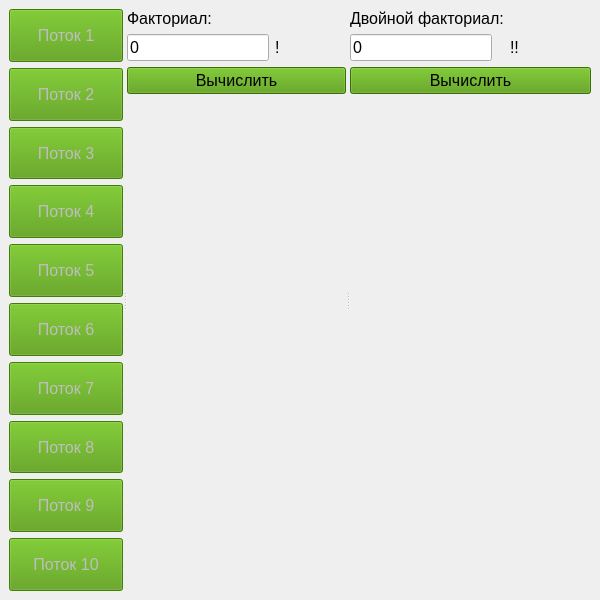
The window that forms/main_window.ui (agaltsevstas/factorial) describes before a commit, drawn with Qt 5.
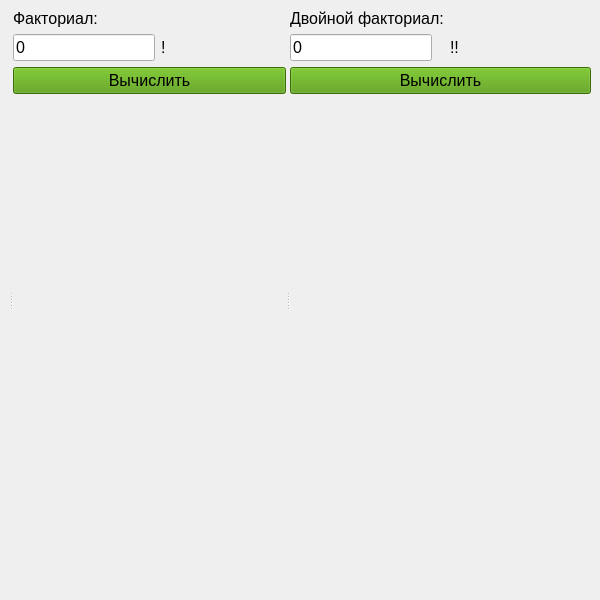
The same window after the commit.

```diff
--- a/forms/main_window.ui
+++ b/forms/main_window.ui
@@ -27,298 +27,7 @@
        <enum>Qt::Horizontal</enum>
       </property>
       <widget class="QWidget" name="verticalLayoutWidget">
-       <layout class="QVBoxLayout" name="verticalLayout">
-        <item>
-         <widget class="QPushButton" name="thread_button_1">
-          <property name="enabled">
-           <bool>false</bool>
-          </property>
-          <property name="sizePolicy">
-           <sizepolicy hsizetype="Preferred" vsizetype="Preferred">
-            <horstretch>0</horstretch>
-            <verstretch>0</verstretch>
-           </sizepolicy>
-          </property>
-          <property name="font">
-           <font>
-            <pointsize>12</pointsize>
-           </font>
-          </property>
-          <property name="cursor">
-           <cursorShape>PointingHandCursor</cursorShape>
-          </property>
-          <property name="styleSheet">
-           <string notr="true"> QPushButton {
-     background-color: #4e9a06
- }</string>
-          </property>
-          <property name="text">
-           <string>Поток 1</string>
-          </property>
-         </widget>
-        </item>
-        <item>
-         <widget class="QPushButton" name="thread_button_2">
-          <property name="enabled">
-           <bool>false</bool>
-          </property>
-          <property name="sizePolicy">
-           <sizepolicy hsizetype="Preferred" vsizetype="Preferred">
-            <horstretch>0</horstretch>
-            <verstretch>0</verstretch>
-           </sizepolicy>
-          </property>
-          <property name="font">
-           <font>
-            <pointsize>12</pointsize>
-           </font>
-          </property>
-          <property name="cursor">
-           <cursorShape>PointingHandCursor</cursorShape>
-          </property>
-          <property name="styleSheet">
-           <string notr="true"> QPushButton {
-     background-color: #4e9a06
- }</string>
-          </property>
-          <property name="text">
-           <string>Поток 2</string>
-          </property>
-         </widget>
-        </item>
-        <item>
-         <widget class="QPushButton" name="thread_button_3">
-          <property name="enabled">
-           <bool>false</bool>
-          </property>
-          <property name="sizePolicy">
-           <sizepolicy hsizetype="Preferred" vsizetype="Preferred">
-            <horstretch>0</horstretch>
-            <verstretch>0</verstretch>
-           </sizepolicy>
-          </property>
-          <property name="font">
-           <font>
-            <pointsize>12</pointsize>
-           </font>
-          </property>
-          <property name="cursor">
-           <cursorShape>PointingHandCursor</cursorShape>
-          </property>
-          <property name="styleSheet">
-           <string notr="true"> QPushButton {
-     background-color: #4e9a06
- }</string>
-          </property>
-          <property name="text">
-           <string>Поток 3</string>
-          </property>
-         </widget>
-        </item>
-        <item>
-         <widget class="QPushButton" name="thread_button_4">
-          <property name="enabled">
-           <bool>false</bool>
-          </property>
-          <property name="sizePolicy">
-           <sizepolicy hsizetype="Preferred" vsizetype="Preferred">
-            <horstretch>0</horstretch>
-            <verstretch>0</verstretch>
-           </sizepolicy>
-          </property>
-          <property name="font">
-           <font>
-            <pointsize>12</pointsize>
-           </font>
-          </property>
-          <property name="cursor">
-           <cursorShape>PointingHandCursor</cursorShape>
-          </property>
-          <property name="styleSheet">
-           <string notr="true"> QPushButton {
-     background-color: #4e9a06
- }</string>
-          </property>
-          <property name="text">
-           <string>Поток 4</string>
-          </property>
-         </widget>
-        </item>
-        <item>
-         <widget class="QPushButton" name="thread_button_5">
-          <property name="enabled">
-           <bool>false</bool>
-          </property>
-          <property name="sizePolicy">
-           <sizepolicy hsizetype="Preferred" vsizetype="Preferred">
-            <horstretch>0</horstretch>
-            <verstretch>0</verstretch>
-           </sizepolicy>
-          </property>
-          <property name="font">
-           <font>
-            <pointsize>12</pointsize>
-           </font>
-          </property>
-          <property name="cursor">
-           <cursorShape>PointingHandCursor</cursorShape>
-          </property>
-          <property name="styleSheet">
-           <string notr="true"> QPushButton {
-     background-color: #4e9a06
- }</string>
-          </property>
-          <property name="text">
-           <string>Поток 5</string>
-          </property>
-         </widget>
-        </item>
-        <item>
-         <widget class="QPushButton" name="thread_button_6">
-          <property name="enabled">
-           <bool>false</bool>
-          </property>
-          <property name="sizePolicy">
-           <sizepolicy hsizetype="Preferred" vsizetype="Preferred">
-            <horstretch>0</horstretch>
-            <verstretch>0</verstretch>
-           </sizepolicy>
-          </property>
-          <property name="font">
-           <font>
-            <pointsize>12</pointsize>
-           </font>
-          </property>
-          <property name="cursor">
-           <cursorShape>PointingHandCursor</cursorShape>
-          </property>
-          <property name="styleSheet">
-           <string notr="true"> QPushButton {
-     background-color: #4e9a06
- }</string>
-          </property>
-          <property name="text">
-           <string>Поток 6</string>
-          </property>
-         </widget>
-        </item>
-        <item>
-         <widget class="QPushButton" name="thread_button_7">
-          <property name="enabled">
-           <bool>false</bool>
-          </property>
-          <property name="sizePolicy">
-           <sizepolicy hsizetype="Preferred" vsizetype="Preferred">
-            <horstretch>0</horstretch>
-            <verstretch>0</verstretch>
-           </sizepolicy>
-          </property>
-          <property name="font">
-           <font>
-            <pointsize>12</pointsize>
-           </font>
-          </property>
-          <property name="cursor">
-           <cursorShape>PointingHandCursor</cursorShape>
-          </property>
-          <property name="styleSheet">
-           <string notr="true"> QPushButton {
-     background-color: #4e9a06
- }</string>
-          </property>
-          <property name="text">
-           <string>Поток 7</string>
-          </property>
-         </widget>
-        </item>
-        <item>
-         <widget class="QPushButton" name="thread_button_8">
-          <property name="enabled">
-           <bool>false</bool>
-          </property>
-          <property name="sizePolicy">
-           <sizepolicy hsizetype="Preferred" vsizetype="Preferred">
-            <horstretch>0</horstretch>
-            <verstretch>0</verstretch>
-           </sizepolicy>
-          </property>
-          <property name="font">
-           <font>
-            <pointsize>12</pointsize>
-           </font>
-          </property>
-          <property name="cursor">
-           <cursorShape>PointingHandCursor</cursorShape>
-          </property>
-          <property name="styleSheet">
-           <string notr="true"> QPushButton {
-     background-color: #4e9a06
- }</string>
-          </property>
-          <property name="text">
-           <string>Поток 8</string>
-          </property>
-         </widget>
-        </item>
-        <item>
-         <widget class="QPushButton" name="thread_button_9">
-          <property name="enabled">
-           <bool>false</bool>
-          </property>
-          <property name="sizePolicy">
-           <sizepolicy hsizetype="Preferred" vsizetype="Preferred">
-            <horstretch>0</horstretch>
-            <verstretch>0</verstretch>
-           </sizepolicy>
-          </property>
-          <property name="font">
-           <font>
-            <pointsize>12</pointsize>
-           </font>
-          </property>
-          <property name="cursor">
-           <cursorShape>PointingHandCursor</cursorShape>
-          </property>
-          <property name="styleSheet">
-           <string notr="true"> QPushButton {
-     background-color: #4e9a06
- }</string>
-          </property>
-          <property name="text">
-           <string>Поток 9</string>
-          </property>
-         </widget>
-        </item>
-        <item>
-         <widget class="QPushButton" name="thread_button_10">
-          <property name="enabled">
-           <bool>false</bool>
-          </property>
-          <property name="sizePolicy">
-           <sizepolicy hsizetype="Preferred" vsizetype="Preferred">
-            <horstretch>0</horstretch>
-            <verstretch>0</verstretch>
-           </sizepolicy>
-          </property>
-          <property name="font">
-           <font>
-            <pointsize>12</pointsize>
-           </font>
-          </property>
-          <property name="cursor">
-           <cursorShape>PointingHandCursor</cursorShape>
-          </property>
-          <property name="styleSheet">
-           <string notr="true"> QPushButton {
-     background-color: #4e9a06
- }</string>
-          </property>
-          <property name="text">
-           <string>Поток 10</string>
-          </property>
-         </widget>
-        </item>
-       </layout>
+       <layout class="QVBoxLayout" name="verticalLayout"/>
       </widget>
       <widget class="QWidget" name="verticalLayoutWidget_2">
        <layout class="QFormLayout" name="formLayout_2">
```
